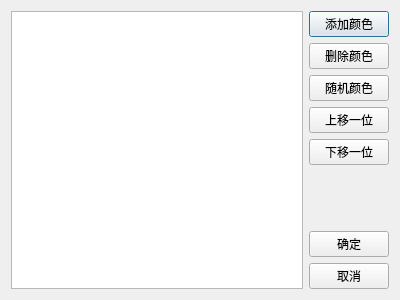
Above: src/ui/color_editor.ui from alchemist1234/QTracker2 before the change. Below: the same form after it.
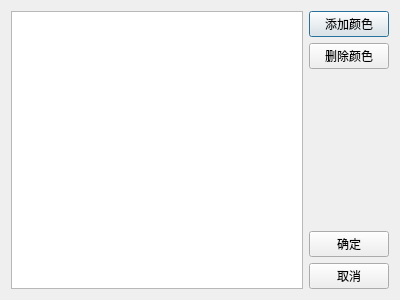
That is the form after the change.

Commit message: 颜色编辑

```diff
--- a/src/ui/color_editor.ui
+++ b/src/ui/color_editor.ui
@@ -46,27 +46,6 @@
        </property>
       </widget>
      </item>
-     <item>
-      <widget class="QPushButton" name="btn_random">
-       <property name="text">
-        <string>随机颜色</string>
-       </property>
-      </widget>
-     </item>
-     <item>
-      <widget class="QPushButton" name="btn_move_up">
-       <property name="text">
-        <string>上移一位</string>
-       </property>
-      </widget>
-     </item>
-     <item>
-      <widget class="QPushButton" name="btn_move_down">
-       <property name="text">
-        <string>下移一位</string>
-       </property>
-      </widget>
-     </item>
      <item>
       <spacer name="verticalSpacer">
        <property name="orientation">
```
The commit also changes 6 other files.
